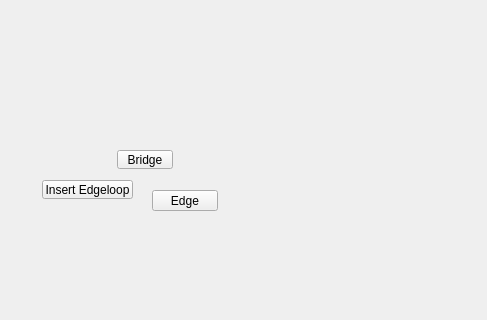
Above: ui/level_2/polygons_edge_submenu.ui from m3trik/Scripts_portable before the change; both pictures show x 113 to 600 and y 100 to 420 of the 600 by 600 pixel window. Below: the same form after it.
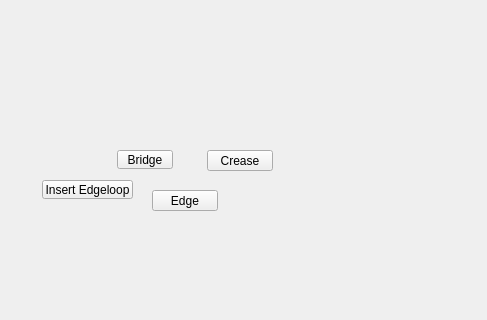
That is the form after the change. Custom widgets are drawn as their Qt base class.

What changed in the file:
```diff
--- a/ui/level_2/polygons_edge_submenu.ui
+++ b/ui/level_2/polygons_edge_submenu.ui
@@ -186,6 +186,34 @@
      </size>
     </property>
    </widget>
+   <widget class="QPushButton" name="i026">
+    <property name="geometry">
+     <rect>
+      <x>320</x>
+      <y>250</y>
+      <width>66</width>
+      <height>21</height>
+     </rect>
+    </property>
+    <property name="minimumSize">
+     <size>
+      <width>0</width>
+      <height>21</height>
+     </size>
+    </property>
+    <property name="maximumSize">
+     <size>
+      <width>16777215</width>
+      <height>21</height>
+     </size>
+    </property>
+    <property name="whatsThis">
+     <string>crease</string>
+    </property>
+    <property name="text">
+     <string>Crease</string>
+    </property>
+   </widget>
   </widget>
  </widget>
  <customwidgets>
```
